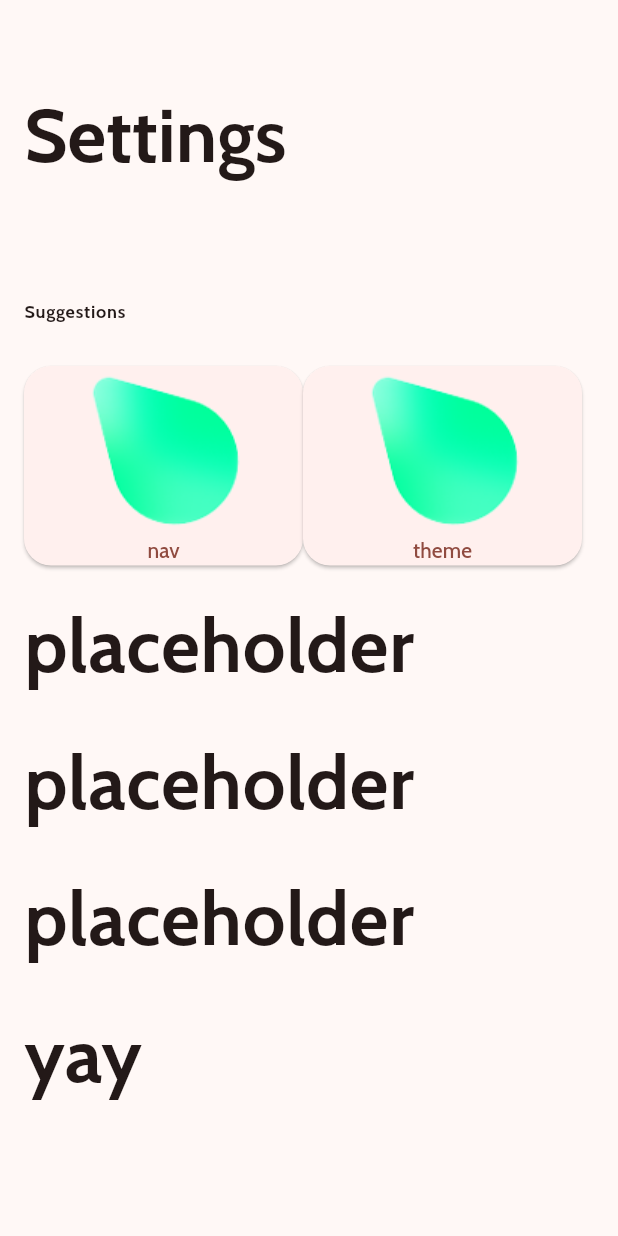
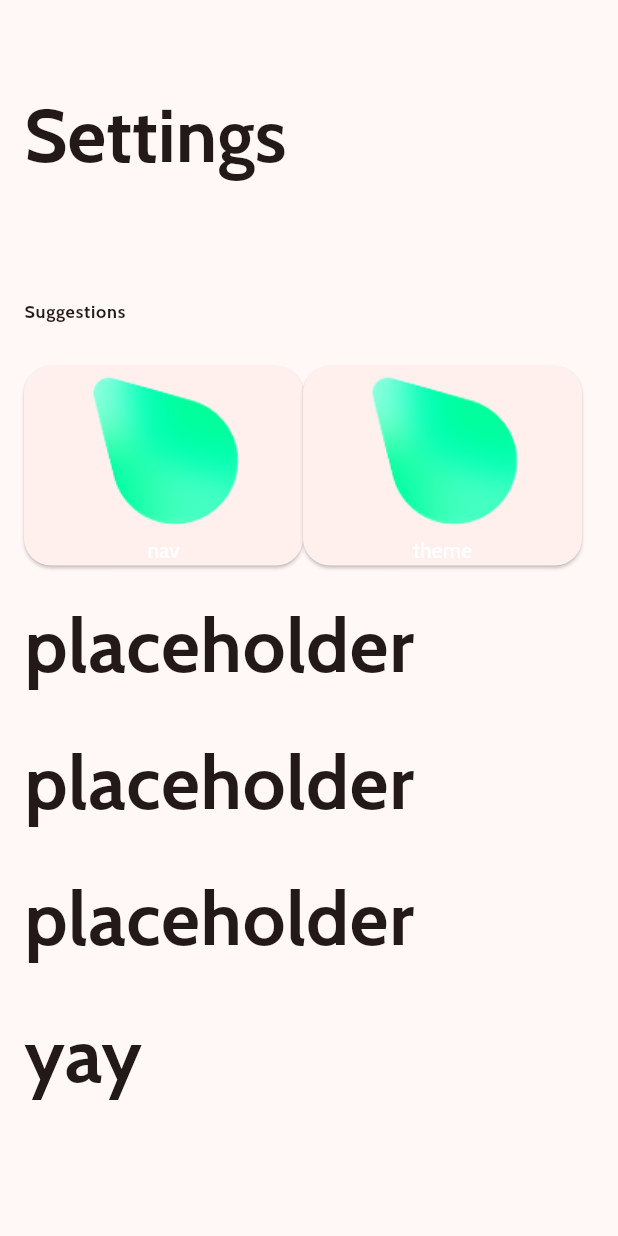
Before and after one commit to Lacakali-hu/karo_ui_settings, a Flutter app: the screen it shows after launch, on a phone screen of 412 x 824 dp. Run offline on Flutter 3.47's test engine with Material 2 defaults, Android fonts, the phone set to English and light mode, and no system bars.

Commit message:
pubspec updated

```diff
--- a/lib/main.dart
+++ b/lib/main.dart
@@ -76,7 +76,10 @@ class MainScreen extends StatelessWidget {
                         child: const Column(
                           children: [
                             Image(image: AssetImage('pictures/latoxlogo.png')),
-                            Text('nav')
+                            Text(
+                              'nav',
+                              style: TextStyle(color: Colors.white),
+                            )
                           ],
                         ),
                       )),
@@ -91,7 +94,10 @@ class MainScreen extends StatelessWidget {
                                   Image(
                                       image:
                                           AssetImage('pictures/latoxlogo.png')),
-                                  Text('theme')
+                                  Text(
+                                    'theme',
+                                    style: TextStyle(color: Colors.white),
+                                  )
                                 ],
                               )))
                     ],
--- a/pubspec.yaml
+++ b/pubspec.yaml
@@ -10,6 +10,8 @@ dependencies:
   flutter:
     sdk: flutter
   font_awesome_flutter: ^10.5.0
+  google: ^0.0.1
+  google_fonts: ^5.1.0
 
 dev_dependencies:
   flutter_lints: 2.0.2
```
Also changed, not shown: pubspec.lock.
